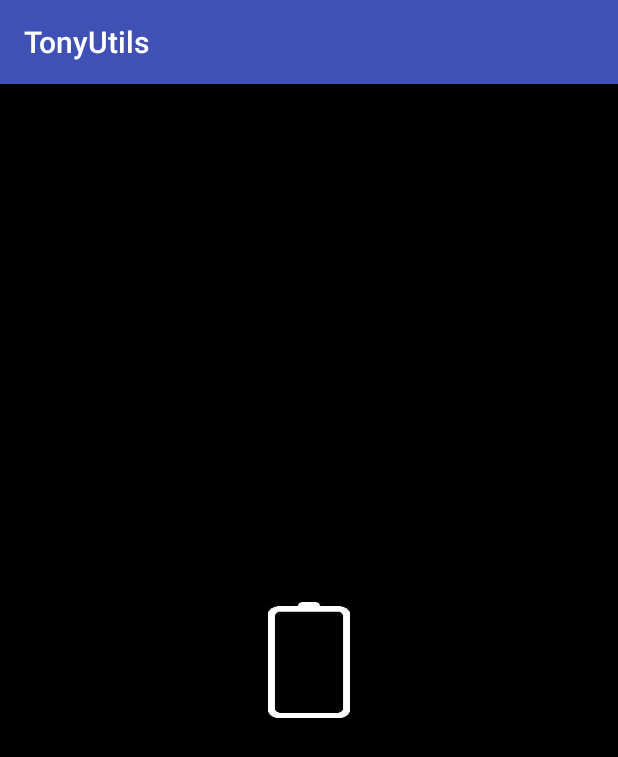
After one commit to gitzsq/TonyUtils, an Android app: the BattaryActivity screen opened directly, with no data from a screen before it, on a phone screen of 412 x 824 dp. The commit adds this screen. Shown: the top 757 px of the screen. Run offline under Robolectric (Android 15) with nearby library versions, the phone set to English and light mode, and no system bars; our stand-ins replace ButterKnife.

Commit message:
增加电池自定义view

```diff
--- a/app/src/main/AndroidManifest.xml
+++ b/app/src/main/AndroidManifest.xml
@@ -9,12 +9,12 @@
     <uses-permission android:name="android.permission.CAMERA" />
 
     <application
+        android:name=".app.TonyApplication"
         android:allowBackup="true"
         android:icon="@mipmap/ic_launcher"
         android:label="@string/app_name"
         android:roundIcon="@mipmap/ic_launcher_round"
         android:supportsRtl="true"
-        android:name=".app.TonyApplication"
         android:theme="@style/AppTheme">
         <activity android:name=".ui.MainActivity">
             <intent-filter>
@@ -29,15 +29,15 @@
         <activity android:name=".utils.pic.picviews.PhotoActivity" />
         <activity android:name=".utils.pic.picviews.ImageGridActivity" />
         <activity android:name=".utils.pic.picviews.TestPicActivity" />
-        <activity android:name=".ui.activity.RadioActivity"></activity>
+        <activity android:name=".ui.activity.RadioActivity" />
         <activity
-            android:name="com.tony.utils.wxapi.WXEntryActivity"
+            android:name=".wxapi.WXEntryActivity"
             android:configChanges="keyboardHidden|orientation|screenSize"
             android:exported="true"
             android:launchMode="singleTop"
             android:screenOrientation="portrait"
-            android:theme="@android:style/Theme.Translucent.NoTitleBar" >
-        </activity>
+            android:theme="@android:style/Theme.Translucent.NoTitleBar"></activity>
+        <activity android:name=".ui.activity.BattaryActivity"></activity>
     </application>
 
 </manifest>
--- a/app/src/main/java/com/tony/utils/app/ActivityLifecycleListener.java
+++ b/app/src/main/java/com/tony/utils/app/ActivityLifecycleListener.java
@@ -7,7 +7,7 @@ import android.os.Bundle;
 import com.tony.utils.utils.LogUtil;
 
 /**
- *
+ * ActivityLifecycleCallbacks  activity生命周期回调
  * @author Tony
  * @time 2019/4/12 17:09
  */
--- /dev/null
+++ b/app/src/main/java/com/tony/utils/customview/BattaryView.java
@@ -0,0 +1,126 @@
+package com.tony.utils.customview;
+
+import android.content.Context;
+import android.content.res.TypedArray;
+import android.graphics.Canvas;
+import android.graphics.Color;
+import android.graphics.Paint;
+import android.graphics.RectF;
+import android.os.Build;
+import android.support.annotation.RequiresApi;
+import android.util.AttributeSet;
+import android.view.View;
+
+import com.tony.utils.R;
+
+
+/**
+ * 自定义电池view
+ * @author Tony
+ * @time 2019/4/12 18:41
+ */
+
+public class BattaryView extends View {
+
+    private final Paint mPaint;
+    private int battaryPercent;//电量百分比
+    private int color;//前景色
+    private float round;//圆角大小，这里写死，省去使用时计算
+
+    public void setBattaryPercent(int battaryPercent) {
+        this.battaryPercent = battaryPercent;
+        postInvalidate();
+    }
+
+    public BattaryView(Context context) {
+        this(context, null);
+    }
+
+    public BattaryView(Context context, AttributeSet attrs) {
+        this(context, attrs, 0);
+    }
+
+    public BattaryView(Context context, AttributeSet attrs, int defStyleAttr) {
+        super(context, attrs, defStyleAttr);
+        TypedArray typedArray = context.getTheme().obtainStyledAttributes(attrs, R.styleable.BattaryView, 0, defStyleAttr);
+        for (int i = 0; i < typedArray.length(); i++) {
+            int attr = typedArray.getIndex(i);
+            switch (attr) {
+                case R.styleable.BattaryView_battaryPercnet:
+                    battaryPercent = typedArray.getInteger(attr, 0);
+                    break;
+                case R.styleable.BattaryView_color:
+                    color = typedArray.getColor(attr, Color.GREEN);
+                    break;
+            }
+        }
+        mPaint = new Paint();
+        mPaint.setColor(color);
+        mPaint.setAntiAlias(true);
+    }
+
+    @Override
+    protected void onMeasure(int widthMeasureSpec, int heightMeasureSpec) {
+        super.onMeasure(widthMeasureSpec, heightMeasureSpec);
+        int specMode = MeasureSpec.getMode(widthMeasureSpec);
+        int specSize = MeasureSpec.getSize(widthMeasureSpec);
+
+        int width = 0, height = 0;
+        switch (specMode) {
+            case MeasureSpec.EXACTLY:
+                width = specSize + getPaddingRight() + getPaddingLeft();
+                break;
+            case MeasureSpec.AT_MOST:
+                break;
+        }
+        specMode = MeasureSpec.getMode(heightMeasureSpec);
+        specSize = MeasureSpec.getSize(heightMeasureSpec);
+        switch (specMode) {
+            case MeasureSpec.EXACTLY:
+                height = specSize + getPaddingTop() + getPaddingBottom();
+                break;
+            case MeasureSpec.AT_MOST:
+                break;
+        }
+        setMeasuredDimension(width, height);
+    }
+
+    @RequiresApi(api = Build.VERSION_CODES.LOLLIPOP)
+    @Override
+    protected void onDraw(Canvas canvas) {
+        super.onDraw(canvas);
+        round = getHeight() / 40f;//把圆角写死，省去使用时计算
+        mPaint.setStyle(Paint.Style.FILL);//填充模式
+        //电池区域的高，宽
+        int imgH = getHeight() - getPaddingTop() - getPaddingBottom();
+        int imgW = (getWidth() < getHeight() / 2) ? (getWidth() - getPaddingLeft() - getPaddingRight()) : getHeight() / 2;
+        //根据电量百分比得到的矩形,top和bottom先占位，等一下再重新赋值，也可以new RectF()里面空参，四个属性挨个设置
+        RectF rectF = new RectF(
+                (float) getPaddingLeft(),
+                0,
+                (float) getPaddingLeft() + imgW,
+                0);
+        float spaceTop = (getHeight() - imgH) / 2 + getPaddingTop();
+        rectF.top = spaceTop + (1.0f - battaryPercent * 1.0f / 100) * imgH;
+        rectF.bottom = getHeight() - spaceTop;
+        //上面这三行其实有电多余，由于刚开始是想设置at most时的状况的，后来发现太麻烦，急着用就先这样了。
+
+        int layerId = canvas.saveLayer(0, 0, canvas.getWidth(), canvas.getHeight(), null, Canvas.ALL_SAVE_FLAG);
+        int h1 = imgH / 7;//电池凸点的高度
+        int w1 =0;//电池凸点的宽度
+        //绘制背景
+        mPaint.setColor(Color.TRANSPARENT);
+        canvas.drawRoundRect(rectF.left,h1 + getPaddingTop(),rectF.right,getHeight() - getPaddingBottom(),round,round,mPaint);
+        canvas.drawRect(getPaddingLeft() + w1,getPaddingTop(),rectF.right - w1,h1 + getPaddingTop(),mPaint);
+        //绘制有电部分
+        canvas.save();
+        canvas.clipRect(rectF);
+        mPaint.setColor(color);
+        canvas.drawRoundRect(rectF.left, getPaddingTop() + h1, rectF.right, rectF.bottom, round, round, mPaint);
+        canvas.drawRect(rectF.left + w1, rectF.top+7f, rectF.right - w1, getPaddingTop() + h1 + h1 / 10, mPaint);
+        canvas.restore();
+        canvas.restoreToCount(layerId);
+
+    }
+
+}
--- /dev/null
+++ b/app/src/main/java/com/tony/utils/ui/activity/BattaryActivity.java
@@ -0,0 +1,35 @@
+package com.tony.utils.ui.activity;
+
+
+
+import com.tony.utils.R;
+import com.tony.utils.customview.BattaryView;
+
+import butterknife.BindView;
+
+public class BattaryActivity extends BaseActivity {
+
+    @BindView(R.id.battar_pro)
+    BattaryView battarPro;
+
+    @Override
+    protected int getLayoutId() {
+        return R.layout.activity_battary;
+    }
+
+    @Override
+    protected void initView() {
+        battarPro.setBattaryPercent(80);
+    }
+
+    @Override
+    protected void initData() {
+
+    }
+
+    @Override
+    protected void initListener() {
+
+    }
+
+}
--- a/app/src/main/java/com/tony/utils/ui/activity/MainActivity.kt
+++ b/app/src/main/java/com/tony/utils/ui/activity/MainActivity.kt
@@ -5,10 +5,7 @@ import android.support.v7.app.AppCompatActivity
 import android.os.Bundle
 import android.view.View
 import com.tony.utils.R
-import com.tony.utils.ui.activity.LoginActivity
-import com.tony.utils.ui.activity.PicActivity
-import com.tony.utils.ui.activity.RadioActivity
-import com.tony.utils.ui.activity.RxActivity
+import com.tony.utils.ui.activity.*
 import kotlinx.android.synthetic.main.activity_main.*
 
 
@@ -22,6 +19,7 @@ class MainActivity : AppCompatActivity(), View.OnClickListener {
         rx_btn.setOnClickListener(this)
         pic_btn.setOnClickListener(this)
         radio_btn.setOnClickListener(this)
+        battary_btn.setOnClickListener(this)
     }
 
     //按钮点击事件
@@ -47,6 +45,11 @@ class MainActivity : AppCompatActivity(), View.OnClickListener {
                 intent.setClass(this, RadioActivity::class.java)
                 startActivity(intent)
             }
+            R.id.battary_btn -> {//电池自定义view
+                val intent = Intent()
+                intent.setClass(this, BattaryActivity::class.java)
+                startActivity(intent)
+            }
         }
     }
 }
--- /dev/null
+++ b/app/src/main/res/layout/activity_battary.xml
@@ -0,0 +1,32 @@
+<?xml version="1.0" encoding="utf-8"?>
+<LinearLayout xmlns:android="http://schemas.android.com/apk/res/android"
+    xmlns:app="http://schemas.android.com/apk/res-auto"
+    xmlns:tools="http://schemas.android.com/tools"
+    android:layout_width="match_parent"
+    android:layout_height="match_parent"
+    android:background="#000000"
+    android:gravity="center"
+    tools:context=".ui.activity.BattaryActivity">
+
+
+    <FrameLayout
+        android:layout_width="wrap_content"
+        android:layout_height="wrap_content">
+        <com.tony.utils.customview.BattaryView
+            android:id="@+id/battar_pro"
+            android:layout_width="35dp"
+            android:layout_height="67dp"
+            android:background="@drawable/driving_mode_icon_buttery"
+            android:paddingLeft="8dp"
+            android:paddingRight="11dp"
+            android:paddingTop="2dp"
+            android:paddingBottom="8dp" />
+        <!--<ImageView-->
+            <!--android:id="@+id/power_img"-->
+            <!--android:layout_width="35dp"-->
+            <!--android:layout_height="67dp"-->
+            <!--android:layout_gravity="center"-->
+            <!--android:background="@drawable/driving_mode_icon_buttery_charge"-->
+            <!--/>-->
+    </FrameLayout>
+</LinearLayout>
--- a/app/src/main/res/layout/activity_main.xml
+++ b/app/src/main/res/layout/activity_main.xml
@@ -34,4 +34,11 @@
         android:layout_height="60dp"
         android:layout_marginTop="20dp"
         android:text="动态添加radiobutton" />
+
+    <Button
+        android:id="@+id/battary_btn"
+        android:layout_width="260dp"
+        android:layout_height="60dp"
+        android:layout_marginTop="20dp"
+        android:text="电池自定义view" />
 </LinearLayout>
--- /dev/null
+++ b/app/src/main/res/values/arrays.xml
@@ -0,0 +1,8 @@
+<?xml version="1.0" encoding="utf-8"?>
+<resources>
+
+    <declare-styleable name="BattaryView">
+        <attr name="battaryPercnet" format="integer"/>
+        <attr name="color"/>
+    </declare-styleable>
+</resources>
```
Also changed, not shown: app/src/main/res/drawable/driving_mode_icon_buttery.jpg (added), app/src/main/res/drawable/driving_mode_icon_buttery_charge.jpg (added).
